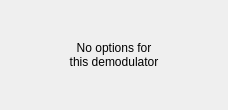
The window that src/qtgui/demod_options.ui (gat3way/gqrx) describes before a commit, drawn with Qt 5.
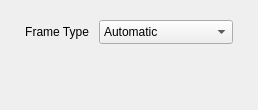
The same window after the commit. The open tabs and pages were chosen to show the change. Icons and pictures are not drawn.

Commit message: Initial DSD demod commit

The edit to the form file:
```diff
--- a/src/qtgui/demod_options.ui
+++ b/src/qtgui/demod_options.ui
@@ -273,6 +273,110 @@
        </layout>
       </widget>
      </widget>
+     <widget class="QWidget" name="demodDsdOpt">
+      <layout class="QVBoxLayout" name="verticalLayout_4">
+       <item>
+        <layout class="QFormLayout" name="pagedemodFormLayout4">
+         <property name="fieldGrowthPolicy">
+          <enum>QFormLayout::AllNonFixedFieldsGrow</enum>
+         </property>
+         <property name="labelAlignment">
+          <set>Qt::AlignRight|Qt::AlignTrailing|Qt::AlignVCenter</set>
+         </property>
+         <property name="horizontalSpacing">
+          <number>10</number>
+         </property>
+         <property name="verticalSpacing">
+          <number>5</number>
+         </property>
+         <property name="leftMargin">
+          <number>5</number>
+         </property>
+         <property name="rightMargin">
+          <number>5</number>
+         </property>
+         <property name="bottomMargin">
+          <number>5</number>
+         </property>
+         <item row="0" column="0">
+          <widget class="QLabel" name="frametypeLabel">
+           <property name="text">
+            <string>Frame Type</string>
+           </property>
+           <property name="alignment">
+            <set>Qt::AlignRight|Qt::AlignTrailing|Qt::AlignVCenter</set>
+           </property>
+          </widget>
+         </item>
+         <item row="0" column="1">
+          <widget class="QComboBox" name="frametypeSelector">
+           <property name="sizePolicy">
+            <sizepolicy hsizetype="Preferred" vsizetype="Minimum">
+             <horstretch>0</horstretch>
+             <verstretch>0</verstretch>
+            </sizepolicy>
+           </property>
+           <property name="minimumSize">
+            <size>
+             <width>0</width>
+             <height>24</height>
+            </size>
+           </property>
+           <property name="toolTip">
+            <string>DSD Frame Type</string>
+           </property>
+           <property name="statusTip">
+            <string>DSD Frame Type - Please note Automatic setting does not detect DSTAR and Provoice</string>
+           </property>
+           <property name="currentIndex">
+            <number>0</number>
+           </property>
+           <item>
+            <property name="text">
+             <string>Automatic</string>
+            </property>
+           </item>
+           <item>
+            <property name="text">
+             <string>D-STAR</string>
+            </property>
+           </item>
+           <item>
+            <property name="text">
+             <string>Motorola X2-TDMA</string>
+            </property>
+           </item>
+           <item>
+            <property name="text">
+             <string>Provoice</string>
+            </property>
+           </item>
+           <item>
+            <property name="text">
+             <string>P25 Phase 1</string>
+            </property>
+           </item>
+           <item>
+            <property name="text">
+             <string>NXDN48 (IDAS)</string>
+            </property>
+           </item>
+           <item>
+            <property name="text">
+             <string>NXDN96</string>
+            </property>
+           </item>
+           <item>
+            <property name="text">
+             <string>DMR/MOTOTRBO</string>
+            </property>
+           </item>
+          </widget>
+         </item>
+        </layout>
+       </item>
+      </layout>
+     </widget>
     </widget>
    </item>
   </layout>
```
Left out of the diff: 1 changed line with no effect on the pictures. The commit also changes 83 other files.
